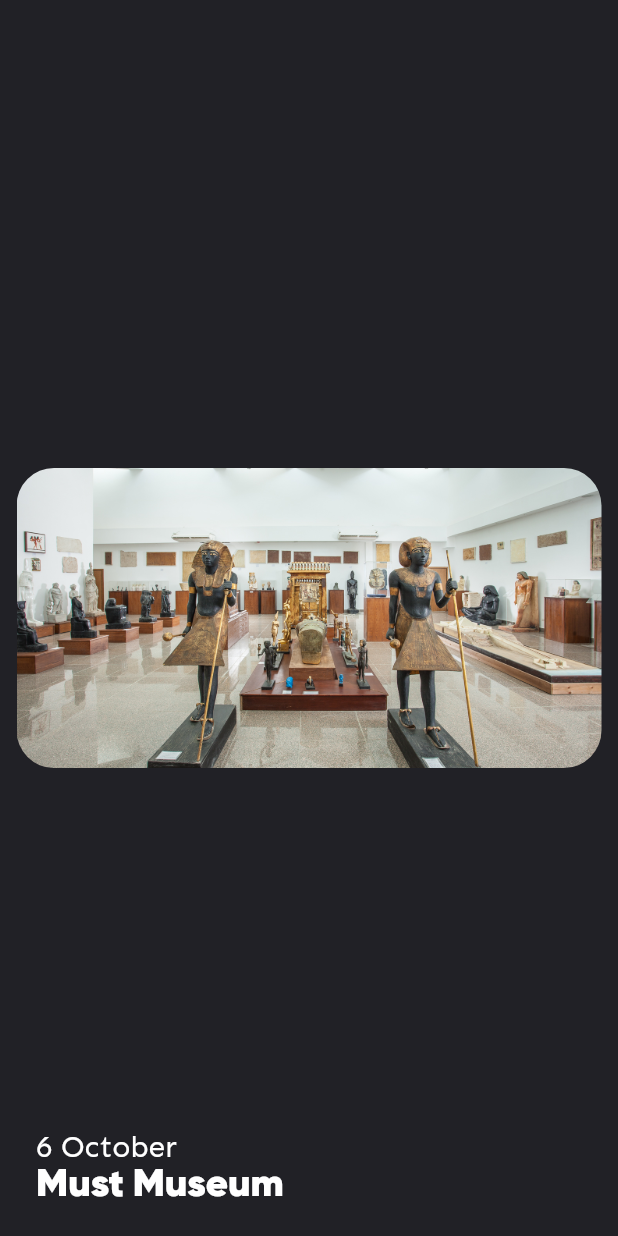
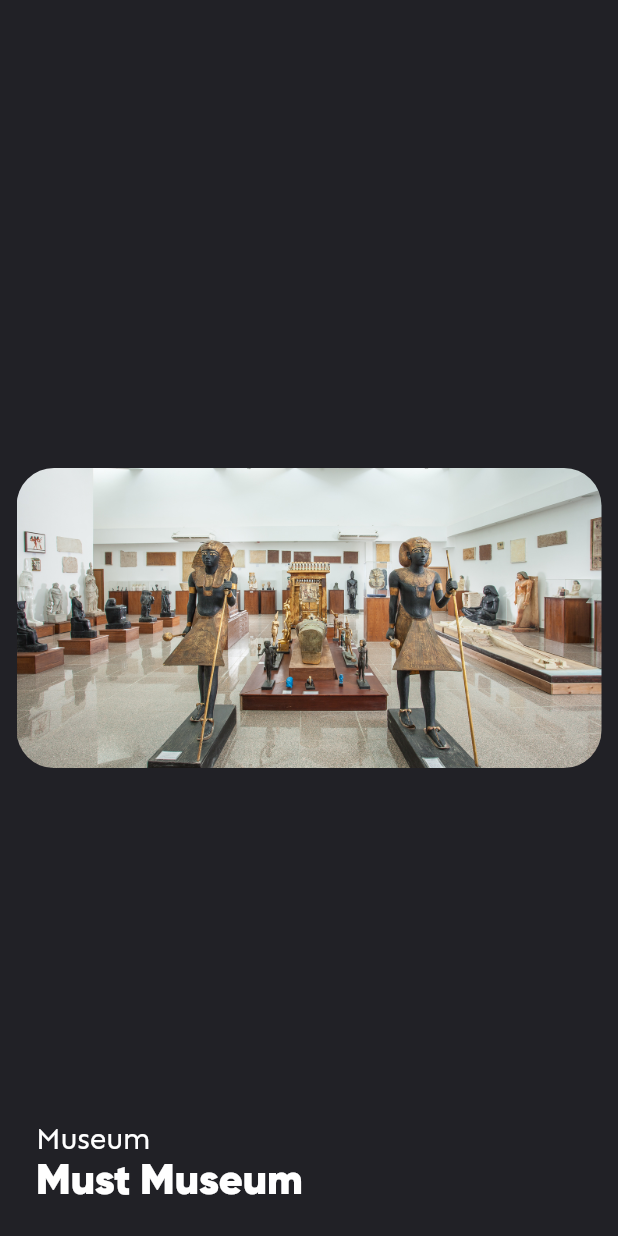
Before and after one commit to 7osssam/Keme, a Flutter app: the PlaceWidget widget shown alone on an empty page, opened directly, on a phone screen of 412 x 824 dp. Run offline on Flutter 3.47's test engine with Material 2 defaults, Android fonts, the light colour scheme and no system bars; our stand-ins replace cloud_firestore, curved_navigation_bar, dropdown_button2, firebase_auth, firebase_core, flutter_tts and 4 more; missing offline and left inert: firebase_ml_vision, flutter_barcode_scanner, flutter_phone_direct_caller, loading_animations, panorama, text_to_speech and 1 more; accounts and stored records are empty.

Commit message:
modifiy splash tab

```diff
--- /dev/null
+++ b/assets/files/Must Museum.txt
@@ -0,0 +1 @@
+Must Museum is a museum in misr university for science and technology
--- a/assets/files/Must Musuem.txt
+++ /dev/null
@@ -1 +0,0 @@
-The Great Temple of Abu Simbel, in Nubia near Egypt’s southern border, is among the most awe-inspiring monuments of Egypt. It was cut into the living rock by King Ramesses II (the Great) of the Nineteenth Dynasty, around 1264 BC. The temple is most well known for the four imposing seated colossal statues that dominate its façade. One of these collapsed because of an ancient earthquake, and its fragments can still be seen on the ground. Colossal standing statues of the king line the main hall, leading to the sanctuary where four deities are sat: Amun‑Ra, Ra‑Horakhty, Ptah, and a deified version of Ramesses II. The temple was built with such precision that on two days a year, the 22nd of February and 22nd of October, the sun’s rays enter the temple, cross the main hall, and illuminate the innermost statues. These dates are thought to correspond to the coronation and birthday of Ramesses II. Another rock-cut temple to the north, known as the Small Temple, is dedicated to the goddess Hathor and Ramesses II’s Great Royal Wife, Queen Nefertari. On the façade of the Small Temple, her colossi are the same size as those of her husband, a very rare example of such display. The two temples were moved from their original location in 1968 after the Aswan High Dam was built, which threatened to submerge them. The relocation was completed thanks to an international effort led by UNESCO, and the temple was admitted into the list of World Heritage Sites in 1979.
--- a/assets/files/The Baron Palace.txt
+++ b/assets/files/The Baron Palace.txt
@@ -1 +1 @@
-Baron Empain's palace, with its Indian style, and its tower stands out in the desert landscape, is distinct from the rest of the city. The palace reflects the high status of its owner and marks a major milestone in the urban landscape of Heliopolis. Baron Empain's palace is the most prominent Monuments in the capital, its unique and innovative image attracting crowds of pedestrians on the road. It was founded by Edward Louis Joseph Empain between 1907 and 1911. He was a Belgian businessman who was awarded the title "Baron" by the King of Belgium, on account of his economic contributions. The French architect Alexander Marcel was tasked with building this masterpiece. The interior design of the palace consists of three floors topped by a roof. The palace is surrounded by a large garden from all sides. As for the basement, it contained a residence for the palace's servants, and consisted of a group of rooms connected by corridors and doors. The palace building is surrounded by a spiral staircase and an elevator that connects all the palace floors with a basement. The ground floor consists of a reception room, a dining room, and a billiard room. As for the first floor, it houses four rooms, each with its own balcony and bathroom.  Finally, the roof of the palace comes as an open space on one of the sides of the tower, characteristic of the Baron Palace.
+Baron palace, with its Indian style, and its tower stands out in the desert landscape, is distinct from the rest of the city. The palace reflects the high status of its owner and marks a major milestone in the urban landscape of Heliopolis. Baron Empain's palace is the most prominent Monuments in the capital, its unique and innovative image attracting crowds of pedestrians on the road. It was founded by Edward Louis Joseph Empain between 1907 and 1911. He was a Belgian businessman who was awarded the title "Baron" by the King of Belgium, on account of his economic contributions. The French architect Alexander Marcel was tasked with building this masterpiece. The interior design of the palace consists of three floors topped by a roof. The palace is surrounded by a large garden from all sides. As for the basement, it contained a residence for the palace's servants, and consisted of a group of rooms connected by corridors and doors. The palace building is surrounded by a spiral staircase and an elevator that connects all the palace floors with a basement. The ground floor consists of a reception room, a dining room, and a billiard room. As for the first floor, it houses four rooms, each with its own balcony and bathroom.  Finally, the roof of the palace comes as an open space on one of the sides of the tower, characteristic of the Baron Palace.
--- a/lib/place_widget.dart
+++ b/lib/place_widget.dart
@@ -34,7 +34,7 @@
               ),
             ),
             Positioned(
-              bottom: 30,
+              bottom: 35,
               left: 0,
               child: Container(
                 margin: EdgeInsets.all(8),
@@ -53,10 +53,11 @@
                 padding: EdgeInsets.symmetric(vertical: 4, horizontal: 10),
                 child: Text(
                   Place,
-                  style: TextStyle(color: Colors.white, fontSize: 26,fontFamily: 'Gilroy'),
+                  style: TextStyle(color: Colors.white, fontSize: 28,fontFamily: 'Gilroy'),
                 ),
               ),
             ),
+
           ],
         ),
       ),
```
Also changed, not shown: lib/places_tab.dart (+7 -7 lines), assets/images/Must Museum.jpg (renamed from assets/images/Must Musuem.jpg), 13 other files.
